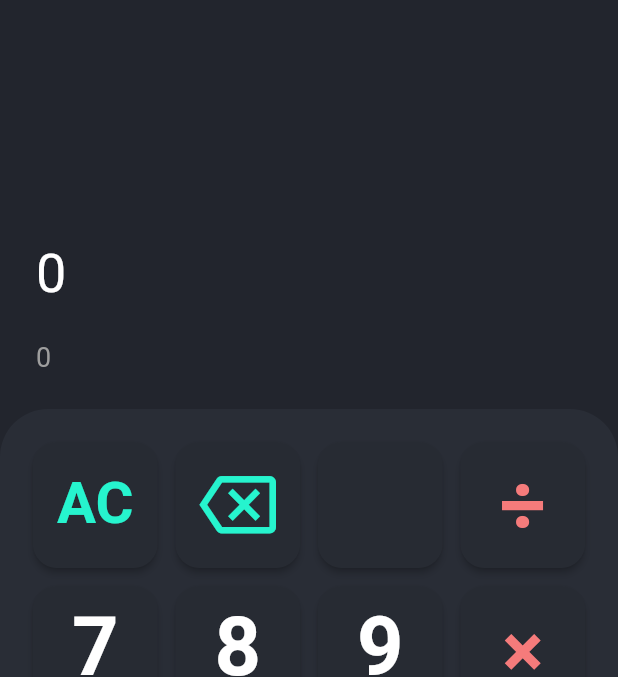
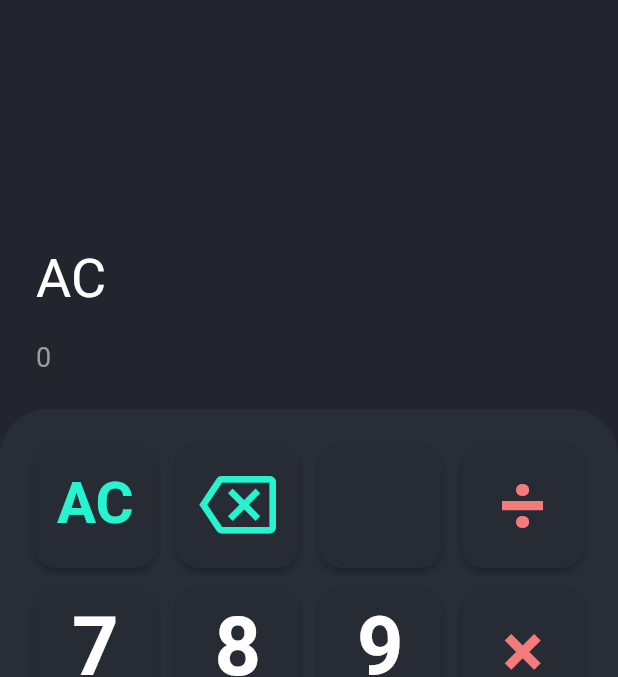
Before and after one commit to marcosmanto/riverpod_calculator, a Flutter app: the screen it shows after launch, after a tap on "AC", on a phone screen of 412 x 824 dp, the part 59-736 px from its top. Run offline on Flutter 3.47's test engine with Material 2 defaults, Android fonts, the phone set to English and light mode, and no system bars; our stand-ins replace flutter_riverpod.

Commit message:
Added drag scrolling on web. * Converted StatefulWidget to * ConsumerStatefulWidget that include ref in the state's class scope * connected calculator display with calcProvider by using ref.watch * in riverpod file added append method to the StateNotifier. Append now concatenate strings and avoid two consecutive operators in the equation field * added isOperatorAtEnd to Utils class

```diff
--- a/lib/main.dart
+++ b/lib/main.dart
@@ -5,6 +5,7 @@ import 'package:flutter/material.dart';
 import 'package:flutter/services.dart';
 import 'package:flutter_riverpod/flutter_riverpod.dart';
 import 'package:riverpod_calculator/colors.dart';
+import 'package:riverpod_calculator/riverpod.dart';
 import 'package:riverpod_calculator/widgets/button_widget.dart';
 
 Future main() async {
@@ -26,7 +27,7 @@ class MainApp extends StatelessWidget {
 
   @override
   Widget build(BuildContext context) => MaterialApp(
-        scrollBehavior: const MaterialScrollBehavior(),
+        scrollBehavior: MyCustomScrollBehavior(),
         debugShowCheckedModeBanner: false,
         title: title,
         theme: ThemeData(
@@ -45,16 +46,16 @@ class MyCustomScrollBehavior extends MaterialScrollBehavior {
       };
 }
 
-class MainPage extends StatefulWidget {
+class MainPage extends ConsumerStatefulWidget {
   final String title;
 
   const MainPage({super.key, required this.title});
 
   @override
-  State<MainPage> createState() => _MainPageState();
+  MainPageState createState() => MainPageState();
 }
 
-class _MainPageState extends State<MainPage> {
+class MainPageState extends ConsumerState<MainPage> {
   final minWidth = 300.0;
   final _pageScrollController = ScrollController();
 
@@ -95,26 +96,36 @@ class _MainPageState extends State<MainPage> {
     );
   }
 
-  Widget buildResult() => const Padding(
-        padding: EdgeInsets.all(24.0),
+  Widget buildResult() {
+    final calculator = ref.watch(calculatorProvider);
+
+    return Padding(
+      padding: const EdgeInsets.all(24.0),
       child: Column(
         mainAxisAlignment: MainAxisAlignment.end,
         crossAxisAlignment: CrossAxisAlignment.stretch,
         children: [
+          SizedBox(
+            height: 35,
+            child: Expanded(
+              child: Text(
+                calculator.equation,
+                overflow: TextOverflow.ellipsis,
+                style: const TextStyle(
+                    color: Colors.white, fontSize: 36, height: 1),
+              ),
+            ),
+          ),
+          const SizedBox(height: 24),
           Text(
-              '0',
+            calculator.result,
             overflow: TextOverflow.ellipsis,
-              style: TextStyle(color: Colors.white, fontSize: 36),
-            ),
-            SizedBox(height: 24),
-            Text(
-              '0',
-              overflow: TextOverflow.ellipsis,
-              style: TextStyle(color: Colors.grey, fontSize: 18),
+            style: const TextStyle(color: Colors.grey, fontSize: 18),
           )
         ],
       ),
     );
+  }
 
   Widget buildButtons() => Container(
         padding: const EdgeInsets.all(16),
@@ -147,7 +158,7 @@ class _MainPageState extends State<MainPage> {
             .map(
               (text) => ButtonWidget(
                 text: text,
-                onClicked: () => print(text),
+                onClicked: () => onClickedButton(text),
                 onClickedLong: () => print(text),
               ),
             )
@@ -155,4 +166,10 @@ class _MainPageState extends State<MainPage> {
       ),
     );
   }
+
+  void onClickedButton(String buttonText) {
+    final calculator = ref.read(calculatorProvider.notifier);
+
+    calculator.append(buttonText);
   }
+}
--- a/lib/riverpod.dart
+++ b/lib/riverpod.dart
@@ -1,4 +1,5 @@
 import 'package:flutter_riverpod/flutter_riverpod.dart';
+import 'package:riverpod_calculator/utils.dart';
 
 import 'model/calculator.dart';
 
@@ -7,5 +8,20 @@ final calculatorProvider =
         (ref) => CalculatorNotifier());
 
 class CalculatorNotifier extends StateNotifier<Calculator> {
-  CalculatorNotifier() : super(Calculator());
+  CalculatorNotifier() : super(const Calculator());
+
+  void append(String buttonText) {
+    var equation = state.equation;
+    if (Utils.isOperator(buttonText) && Utils.isOperatorAtEnd(state.equation)) {
+      // replace last typed operator
+      equation = equation.substring(0, equation.length - 1) + buttonText;
+    } else {
+      equation = equation == '0'
+          ? Utils.isOperator(buttonText)
+              ? '0'
+              : buttonText
+          : equation + buttonText;
+    }
+    state = state.copyWith(equation: equation);
+  }
 }
--- a/lib/utils.dart
+++ b/lib/utils.dart
@@ -11,4 +11,11 @@ class Utils {
 
     return operators.contains(buttonText);
   }
+
+  static bool isOperatorAtEnd(String equation) {
+    if (equation.isNotEmpty) {
+      return Utils.isOperator(equation.substring(equation.length - 1));
+    }
+    return false;
+  }
 }
```
Lines whose indentation alone changed are shown as unchanged.
